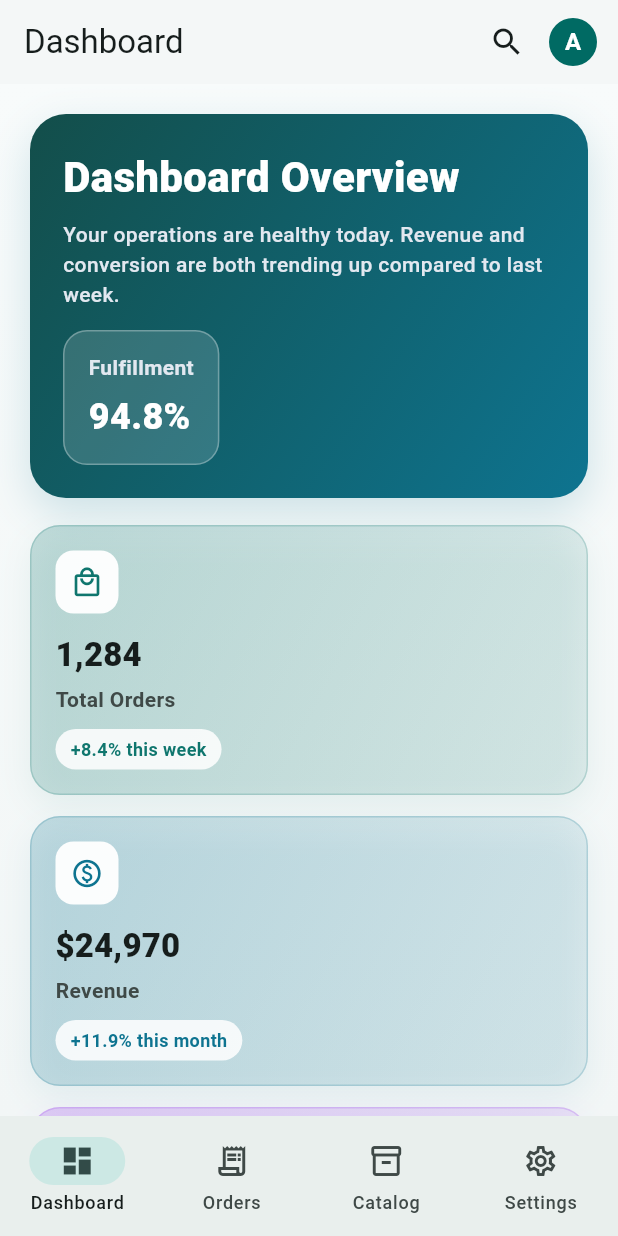
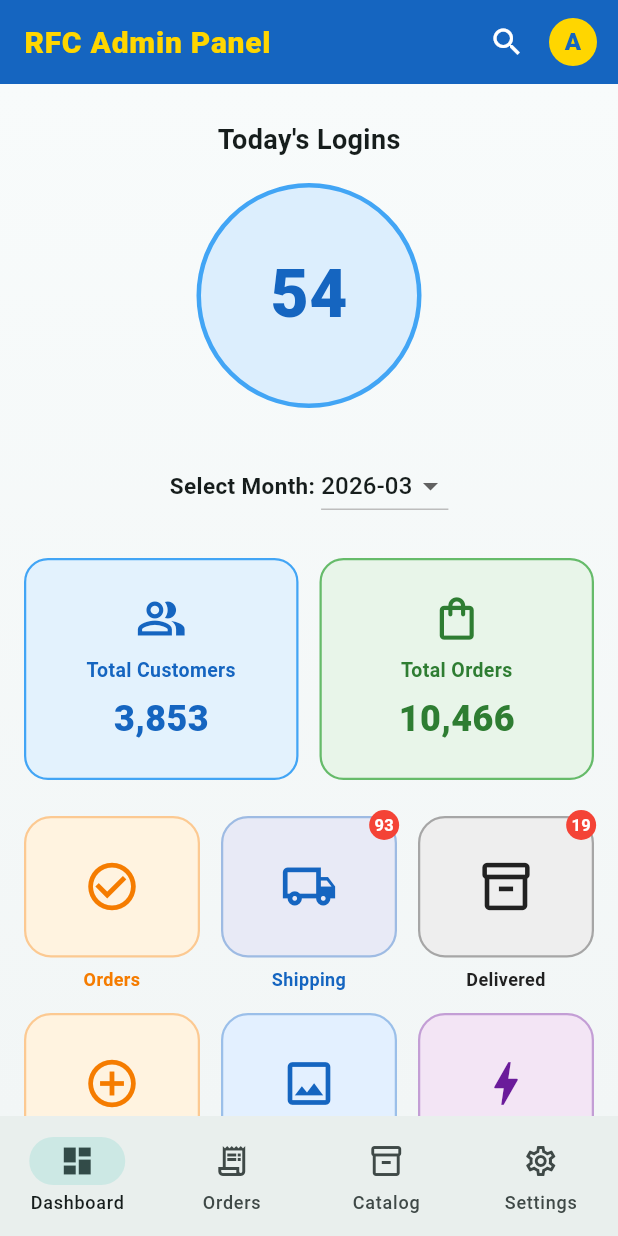
Before and after one commit to sayedulmorsalin/rfc_admin_panel, a Flutter app: the screen it shows after launch, on a phone screen of 412 x 824 dp. Run offline on Flutter 3.47's test engine with Material 3 defaults, Android fonts, the phone set to English and light mode, and no system bars.

Commit message:
feat: update home and dashboard pages with enhanced UI and new functionality

```diff
--- a/lib/view/home/home.dart
+++ b/lib/view/home/home.dart
@@ -35,20 +35,32 @@ class _HomeState extends State<Home> {
 
     return Scaffold(
       appBar: AppBar(
-        title: Text(_items[_selectedIndex].title),
+        backgroundColor: const Color(0xFF1565C0),
+        title: const Text(
+          'RFC Admin Panel',
+          style: TextStyle(
+            color: Color(0xFFFFD600),
+            fontWeight: FontWeight.w800,
+            fontSize: 20,
+            letterSpacing: 0.5,
+          ),
+        ),
         actions: [
-          IconButton(onPressed: () {}, icon: const Icon(Icons.search)),
+          IconButton(
+            onPressed: () {},
+            icon: const Icon(Icons.search, color: Colors.white),
+          ),
           const SizedBox(width: 4),
           Padding(
             padding: const EdgeInsets.only(right: 14),
             child: CircleAvatar(
               radius: 16,
-              backgroundColor: Theme.of(context).colorScheme.primary,
+              backgroundColor: const Color(0xFFFFD600),
               child: const Text(
                 'A',
                 style: TextStyle(
-                  color: Colors.white,
-                  fontWeight: FontWeight.w700,
+                  color: Color(0xFF1565C0),
+                  fontWeight: FontWeight.w800,
                 ),
               ),
             ),
--- a/lib/view/home/pages/dashboard_page.dart
+++ b/lib/view/home/pages/dashboard_page.dart
@@ -1,183 +1,205 @@
 import 'package:flutter/material.dart';
-import 'package:rfc_admin_panel/dummy_data.dart';
-import 'package:rfc_admin_panel/view/home/widgets/dashboard_card.dart';
-import 'package:rfc_admin_panel/view/home/widgets/recent_orders_table.dart';
 
-class DashboardPage extends StatelessWidget {
+class DashboardPage extends StatefulWidget {
   const DashboardPage({super.key});
 
   @override
+  State<DashboardPage> createState() => _DashboardPageState();
+}
+
+class _DashboardPageState extends State<DashboardPage> {
+  String _selectedMonth = '2026-03';
+
+  final List<String> _months = [
+    '2025-10',
+    '2025-11',
+    '2025-12',
+    '2026-01',
+    '2026-02',
+    '2026-03',
+  ];
+
+  @override
   Widget build(BuildContext context) {
-    final width = MediaQuery.sizeOf(context).width;
-    final cardWidth = width > 1100
-        ? (width - 340) / 4
-        : width > 700
-        ? (width - 120) / 2
-        : width;
-
     return SingleChildScrollView(
-      padding: const EdgeInsets.all(20),
+      padding: const EdgeInsets.symmetric(horizontal: 16, vertical: 24),
       child: Column(
-        crossAxisAlignment: CrossAxisAlignment.start,
         children: [
-          _HeroBanner(width: width),
-          const SizedBox(height: 18),
-          Wrap(
-            spacing: 14,
-            runSpacing: 14,
-            children: [
-              SizedBox(
-                width: cardWidth,
-                height: 180,
-                child: const DashboardCard(
-                  title: 'Total Orders',
-                  value: '1,284',
-                  icon: Icons.local_mall_outlined,
-                  delta: '+8.4% this week',
-                  accentColor: Color(0xFF0F766E),
+          // Today's Logins
+          const Text(
+            "Today's Logins",
+            style: TextStyle(fontSize: 18, fontWeight: FontWeight.w700),
+          ),
+          const SizedBox(height: 16),
+          Container(
+            width: 150,
+            height: 150,
+            decoration: BoxDecoration(
+              shape: BoxShape.circle,
+              color: const Color(0xFFDCEEFD),
+              border: Border.all(color: const Color(0xFF42A5F5), width: 3),
+            ),
+            child: const Center(
+              child: Text(
+                '54',
+                style: TextStyle(
+                  fontSize: 44,
+                  fontWeight: FontWeight.w800,
+                  color: Color(0xFF1565C0),
                 ),
               ),
-              SizedBox(
-                width: cardWidth,
-                height: 180,
-                child: const DashboardCard(
-                  title: 'Revenue',
-                  value: '\$24,970',
-                  icon: Icons.paid_outlined,
-                  delta: '+11.9% this month',
-                  accentColor: Color(0xFF0E7490),
+            ),
+          ),
+          const SizedBox(height: 28),
+
+          // Month selector
+          Row(
+            mainAxisSize: MainAxisSize.min,
+            children: [
+              const Text(
+                'Select Month: ',
+                style: TextStyle(fontWeight: FontWeight.w600, fontSize: 15),
+              ),
+              DropdownButton<String>(
+                value: _selectedMonth,
+                underline: Container(height: 1, color: Colors.grey.shade400),
+                items: _months
+                    .map((m) => DropdownMenuItem(value: m, child: Text(m)))
+                    .toList(),
+                onChanged: (v) {
+                  if (v != null) setState(() => _selectedMonth = v);
+                },
+              ),
+            ],
+          ),
+          const SizedBox(height: 24),
+
+          // Stat cards row
+          Row(
+            children: [
+              Expanded(
+                child: _StatCard(
+                  label: 'Total Customers',
+                  value: '3,853',
+                  icon: Icons.people_alt_outlined,
+                  borderColor: const Color(0xFF42A5F5),
+                  iconColor: const Color(0xFF1565C0),
+                  bgColor: const Color(0xFFE3F2FD),
                 ),
               ),
-              SizedBox(
-                width: cardWidth,
-                height: 180,
-                child: const DashboardCard(
-                  title: 'New Customers',
-                  value: '86',
-                  icon: Icons.group_outlined,
-                  delta: '+5.1% this week',
-                  accentColor: Color(0xFF9333EA),
-                ),
-              ),
-              SizedBox(
-                width: cardWidth,
-                height: 180,
-                child: const DashboardCard(
-                  title: 'Pending Delivery',
-                  value: '19',
-                  icon: Icons.local_shipping_outlined,
-                  delta: '3 need attention',
-                  accentColor: Color(0xFFEA580C),
+              const SizedBox(width: 14),
+              Expanded(
+                child: _StatCard(
+                  label: 'Total Orders',
+                  value: '10,466',
+                  icon: Icons.shopping_bag_outlined,
+                  borderColor: const Color(0xFF66BB6A),
+                  iconColor: const Color(0xFF2E7D32),
+                  bgColor: const Color(0xFFE8F5E9),
                 ),
               ),
             ],
           ),
-          const SizedBox(height: 18),
-          RecentOrdersTable(orders: dummyOrders.take(5).toList()),
+          const SizedBox(height: 24),
+
+          // Action buttons grid
+          GridView.count(
+            crossAxisCount: 3,
+            crossAxisSpacing: 14,
+            mainAxisSpacing: 14,
+            shrinkWrap: true,
+            physics: const NeverScrollableScrollPhysics(),
+            children: const [
+              _ActionButton(
+                label: 'Orders',
+                icon: Icons.check_circle_outline,
+                color: Color(0xFFF57C00),
+                bgColor: Color(0xFFFFF3E0),
+              ),
+              _ActionButton(
+                label: 'Shipping',
+                icon: Icons.local_shipping_outlined,
+                color: Color(0xFF1565C0),
+                bgColor: Color(0xFFE8EAF6),
+                badge: 93,
+              ),
+              _ActionButton(
+                label: 'Delivered',
+                icon: Icons.inventory_2_outlined,
+                color: Color(0xFF212121),
+                bgColor: Color(0xFFEEEEEE),
+                badge: 19,
+              ),
+              _ActionButton(
+                label: 'Add Product',
+                icon: Icons.add_circle_outline,
+                color: Color(0xFFF57C00),
+                bgColor: Color(0xFFFFF3E0),
+              ),
+              _ActionButton(
+                label: 'Update Banner',
+                icon: Icons.image_outlined,
+                color: Color(0xFF1565C0),
+                bgColor: Color(0xFFE3F0FF),
+              ),
+              _ActionButton(
+                label: 'Flash Sale',
+                icon: Icons.bolt,
+                color: Color(0xFF6A1B9A),
+                bgColor: Color(0xFFF3E5F5),
+              ),
+            ],
+          ),
         ],
       ),
     );
   }
 }
 
-class _HeroBanner extends StatelessWidget {
-  final double width;
+class _StatCard extends StatelessWidget {
+  final String label;
+  final String value;
+  final IconData icon;
+  final Color borderColor;
+  final Color iconColor;
+  final Color bgColor;
 
-  const _HeroBanner({required this.width});
+  const _StatCard({
+    required this.label,
+    required this.value,
+    required this.icon,
+    required this.borderColor,
+    required this.iconColor,
+    required this.bgColor,
+  });
 
   @override
   Widget build(BuildContext context) {
     return Container(
-      width: double.infinity,
-      padding: const EdgeInsets.all(22),
+      padding: const EdgeInsets.symmetric(vertical: 22, horizontal: 12),
       decoration: BoxDecoration(
-        borderRadius: BorderRadius.circular(24),
-        gradient: const LinearGradient(
-          begin: Alignment.topLeft,
-          end: Alignment.bottomRight,
-          colors: [Color(0xFF134E4A), Color(0xFF0E7490)],
-        ),
-        boxShadow: [
-          BoxShadow(
-            color: const Color(0xFF0E7490).withValues(alpha: 0.18),
-            blurRadius: 24,
-            offset: const Offset(0, 10),
-          ),
-        ],
+        color: bgColor,
+        borderRadius: BorderRadius.circular(16),
+        border: Border.all(color: borderColor, width: 1.5),
       ),
-      child: width > 760
-          ? const Row(
-              children: [
-                Expanded(child: _BannerText()),
-                SizedBox(width: 12),
-                _BannerBadge(),
-              ],
-            )
-          : const Column(
-              crossAxisAlignment: CrossAxisAlignment.start,
-              children: [_BannerText(), SizedBox(height: 14), _BannerBadge()],
-            ),
-    );
-  }
-}
-
-class _BannerText extends StatelessWidget {
-  const _BannerText();
-
-  @override
-  Widget build(BuildContext context) {
-    return const Column(
-      crossAxisAlignment: CrossAxisAlignment.start,
-      children: [
-        Text(
-          'Dashboard Overview',
-          style: TextStyle(
-            color: Colors.white,
-            fontSize: 28,
-            fontWeight: FontWeight.w800,
-          ),
-        ),
-        SizedBox(height: 8),
-        Text(
-          'Your operations are healthy today. Revenue and conversion are both trending up compared to last week.',
-          style: TextStyle(
-            color: Color(0xFFE2E8F0),
-            height: 1.4,
-            fontWeight: FontWeight.w500,
-          ),
-        ),
-      ],
-    );
-  }
-}
-
-class _BannerBadge extends StatelessWidget {
-  const _BannerBadge();
-
-  @override
-  Widget build(BuildContext context) {
-    return Container(
-      padding: const EdgeInsets.symmetric(horizontal: 16, vertical: 14),
-      decoration: BoxDecoration(
-        color: Colors.white.withValues(alpha: 0.15),
-        borderRadius: BorderRadius.circular(16),
-        border: Border.all(color: Colors.white.withValues(alpha: 0.3)),
-      ),
-      child: const Column(
-        crossAxisAlignment: CrossAxisAlignment.start,
+      child: Column(
         children: [
+          Icon(icon, size: 34, color: iconColor),
+          const SizedBox(height: 8),
           Text(
-            'Fulfillment',
+            label,
+            textAlign: TextAlign.center,
             style: TextStyle(
-              color: Color(0xFFE2E8F0),
+              color: iconColor,
               fontWeight: FontWeight.w600,
+              fontSize: 13,
             ),
           ),
-          SizedBox(height: 6),
+          const SizedBox(height: 6),
           Text(
-            '94.8%',
+            value,
             style: TextStyle(
-              color: Colors.white,
+              color: iconColor,
               fontSize: 24,
               fontWeight: FontWeight.w800,
             ),
@@ -187,3 +209,81 @@ class _BannerBadge extends StatelessWidget {
     );
   }
 }
+
+class _ActionButton extends StatelessWidget {
+  final String label;
+  final IconData icon;
+  final Color color;
+  final Color bgColor;
+  final int? badge;
+
+  const _ActionButton({
+    required this.label,
+    required this.icon,
+    required this.color,
+    required this.bgColor,
+    this.badge,
+  });
+
+  @override
+  Widget build(BuildContext context) {
+    return Column(
+      mainAxisSize: MainAxisSize.min,
+      children: [
+        Expanded(
+          child: Stack(
+            clipBehavior: Clip.none,
+            children: [
+              Container(
+                width: double.infinity,
+                height: double.infinity,
+                decoration: BoxDecoration(
+                  color: bgColor,
+                  borderRadius: BorderRadius.circular(18),
+                  border: Border.all(
+                    color: color.withValues(alpha: 0.35),
+                    width: 1.5,
+                  ),
+                ),
+                child: Icon(icon, size: 38, color: color),
+              ),
+              if (badge != null)
+                Positioned(
+                  right: -4,
+                  top: -4,
+                  child: Container(
+                    padding: const EdgeInsets.symmetric(
+                      horizontal: 6,
+                      vertical: 2,
+                    ),
+                    decoration: const BoxDecoration(
+                      color: Colors.red,
+                      shape: BoxShape.circle,
+                    ),
+                    child: Text(
+                      '$badge',
+                      style: const TextStyle(
+                        color: Colors.white,
+                        fontSize: 11,
+                        fontWeight: FontWeight.w700,
+                      ),
+                    ),
+                  ),
+                ),
+            ],
+          ),
+        ),
+        const SizedBox(height: 6),
+        Text(
+          label,
+          textAlign: TextAlign.center,
+          style: TextStyle(
+            color: color,
+            fontWeight: FontWeight.w700,
+            fontSize: 12,
+          ),
+        ),
+      ],
+    );
+  }
+}
--- a/lib/view/home/pages/orders_page.dart
+++ b/lib/view/home/pages/orders_page.dart
@@ -6,6 +6,13 @@ class OrdersPage extends StatelessWidget {
 
   @override
   Widget build(BuildContext context) {
+    // Compute a bounded table width to prevent Expanded from getting
+    // unbounded constraints inside the horizontal SingleChildScrollView.
+    // 40 = page padding (20×2), 32 = card padding (16×2).
+    final tableWidth = (MediaQuery.sizeOf(context).width - 72).clamp(
+      650.0,
+      double.infinity,
+    );
     return SingleChildScrollView(
       padding: const EdgeInsets.all(20),
       child: Column(
@@ -40,8 +47,8 @@ class OrdersPage extends StatelessWidget {
               padding: const EdgeInsets.all(16),
               child: SingleChildScrollView(
                 scrollDirection: Axis.horizontal,
-                child: ConstrainedBox(
-                  constraints: const BoxConstraints(minWidth: 650),
+                child: SizedBox(
+                  width: tableWidth,
                   child: Column(
                     children: [
                       const _HeaderRow(),
```
